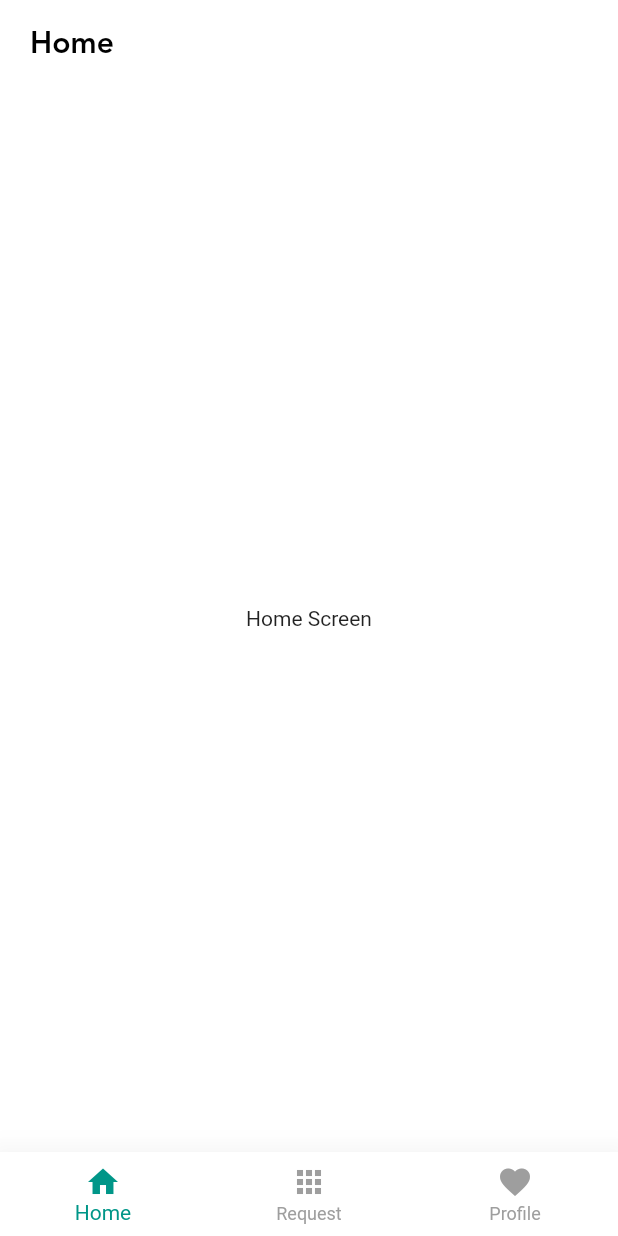
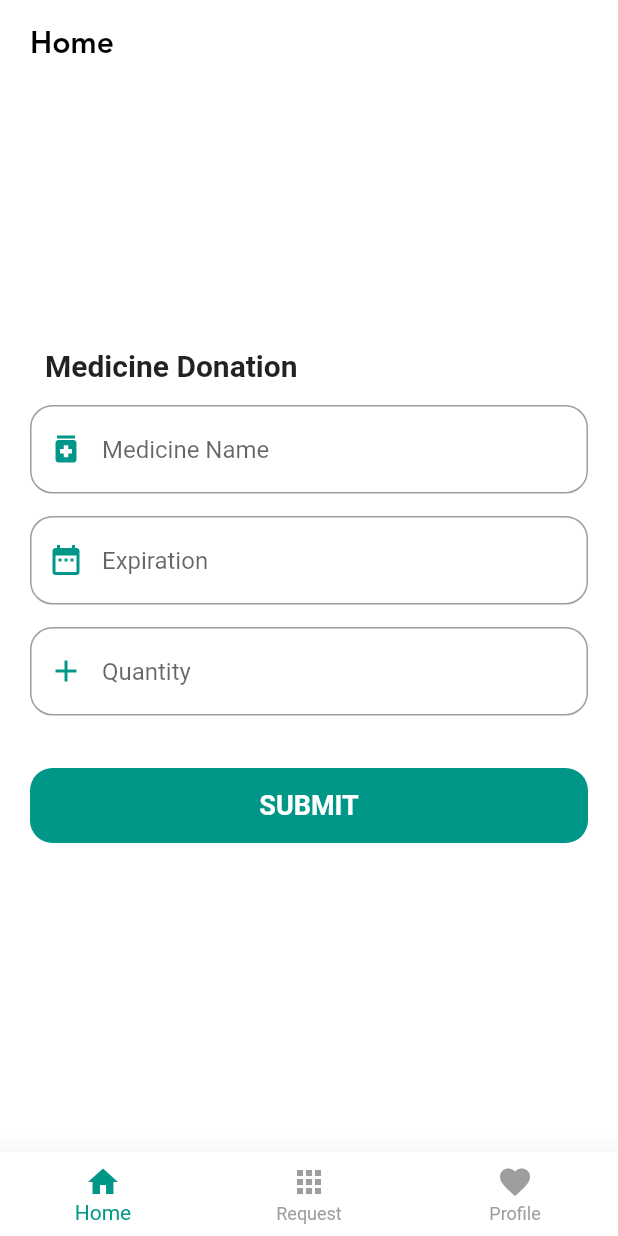
Before and after one commit to Mohamed-Mamoun/Dawak-3lyna, a Flutter app: the RegisterScreen screen opened directly, after a tap on "SIGN UP", on a phone screen of 412 x 824 dp. Run offline on Flutter 3.47's test engine with Material 2 defaults, Android fonts, the phone set to English and light mode, and no system bars; our stand-ins replace bloc, cloud_firestore, conditional_builder, firebase_auth, firebase_core, flutter_bloc and 3 more; accounts and stored records are empty.

Commit message:
add sharedPreferences & samoe change in doner

```diff
--- a/lib/layout/cubit/cubit.dart
+++ b/lib/layout/cubit/cubit.dart
@@ -1,4 +1,3 @@
-import 'package:bloc/bloc.dart';
 import 'package:dawak_3lyna/modules/%20%20request/request_screen.dart';
 
 import 'package:dawak_3lyna/modules/home/home_screen.dart';
@@ -18,7 +17,7 @@ class HomeCubit extends Cubit<HomeStates> {
   final auth = FirebaseAuth.instance;
 
   List<Widget> screens = [
-    const HomeScreen(),
+    HomeScreen(),
     const RequesrScreen(),
     const ProfileScreen()
   ];
@@ -35,22 +34,4 @@ class HomeCubit extends Cubit<HomeStates> {
     currentIndex = index;
     emit(ChangeBottomNavState());
   }
-  //List screens = [const Home(), const Profile(), NewRequest()];
-
-  // List<BottomNavigationBarItem> items = [
-  //   const BottomNavigationBarItem(
-  //       icon: Icon(Icons.home, size: 30, color: myColor), label: 'Home'),
-  //   const BottomNavigationBarItem(
-  //       icon: Icon(Icons.account_circle, size: 30, color: myColor),
-  //       label: 'Profile'),
-  //   const BottomNavigationBarItem(
-  //       icon: Icon(Icons.add, size: 40, color: myColor), label: 'New Request')
-  // ];
-
-  // int selectedindex = 0;
-
-  // setIndex(int index) {
-  //   selectedindex = index;
-  //   emit(NavState());
-  // }
 }
--- a/lib/modules/doner/register/register_screen.dart
+++ b/lib/modules/doner/register/register_screen.dart
@@ -140,21 +140,6 @@ class _RegisterScreenState extends State<RegisterScreen> {
                     ),
                   ),
                   const SizedBox(
-                    height: 15,
-                  ),
-                  ListTile(
-                    leading: const Text(
-                      'Prescription',
-                    ),
-                    trailing: IconButton(
-                      onPressed: () {},
-                      icon: const CircleAvatar(
-                        backgroundColor: Colors.white,
-                        child: Icon(Icons.camera_alt),
-                      ),
-                    ),
-                  ),
-                  const SizedBox(
                     height: 20,
                   ),
                   defaultButton(
--- a/lib/modules/home/home_screen.dart
+++ b/lib/modules/home/home_screen.dart
@@ -1,13 +1,116 @@
+import 'package:dawak_3lyna/shared/components/components.dart';
+import 'package:dawak_3lyna/shared/styles/colors.dart';
 import 'package:flutter/material.dart';
+import 'package:intl/intl.dart';
 
 class HomeScreen extends StatelessWidget {
-  const HomeScreen({Key key}) : super(key: key);
+  HomeScreen({Key key}) : super(key: key);
+  var formKey = GlobalKey<FormState>();
+  var dateController = TextEditingController();
+  var nameController = TextEditingController();
+  var quantityController = TextEditingController();
 
   @override
   Widget build(BuildContext context) {
     return Center(
-      child: Container(
-        child:  Text('Home Screen'),
+      child: SingleChildScrollView(
+        child: Padding(
+          padding: const EdgeInsets.all(20.0),
+          child: Form(
+            key: formKey,
+            child: Column(
+              crossAxisAlignment: CrossAxisAlignment.start,
+              children: [
+                const Text(
+                  '  Medicine Donation',
+                  style: TextStyle(
+                    fontSize: 20,
+                    fontWeight: FontWeight.w700,
+                  ),
+                ),
+                const SizedBox(
+                  height: 15.0,
+                ),
+                defaultFormField(
+                  controller: nameController,
+                  hint: 'Medicine Name',
+                  type: TextInputType.text,
+                  prefix: Icons.medication,
+                  isReadOnly: false,
+                  validate: (String valaue) {
+                    if (valaue.isEmpty) {
+                      return 'please enter your Medicine Name';
+                    }
+                  },
+                ),
+                const SizedBox(
+                  height: 15.0,
+                ),
+                defaultFormField(
+                  controller: dateController,
+                  hint: 'Expiration',
+                  type: TextInputType.text,
+                  prefix: Icons.date_range,
+                  isReadOnly: false,
+                  validate: (String valaue) {
+                    if (valaue.isEmpty) {
+                      return 'please enter your Expiration';
+                    }
+                  },
+                  onTap: () {
+                    showDatePicker(
+                      context: context,
+                      initialDate: DateTime.now(),
+                      firstDate: DateTime.now(),
+                      lastDate: DateTime.parse('2050-11-03'),
+                    ).then((value) => {
+                          // dateController.text = value.
+                          print(DateFormat.yMMMd().format(value)),
+                          dateController.text =
+                              DateFormat.yMMMd().format(value),
+                        });
+                    ;
+                  },
+                ),
+                const SizedBox(
+                  height: 15.0,
+                ),
+                defaultFormField(
+                  controller: quantityController,
+                  hint: 'Quantity',
+                  type: TextInputType.number,
+                  prefix: Icons.add,
+                  isReadOnly: false,
+                  validate: (String valaue) {
+                    if (valaue.isEmpty) {
+                      return 'please enter your Quantity';
+                    }
+                  },
+                ),
+                const SizedBox(
+                  height: 15.0,
+                ),
+                const SizedBox(
+                  height: 20.0,
+                ),
+                defaultButton(
+                  background: myColor,
+                  radius: 15.0,
+                  function: () {
+                    if (formKey.currentState.validate()) {}
+                  },
+                  text: 'submit',
+                ),
+                const SizedBox(
+                  height: 15.0,
+                ),
+                const SizedBox(
+                  height: 15.0,
+                ),
+              ],
+            ),
+          ),
+        ),
       ),
     );
   }
--- a/pubspec.yaml
+++ b/pubspec.yaml
@@ -39,6 +39,7 @@ dependencies:
   flutter_bloc: ^8.0.0
   smooth_page_indicator: ^0.2.0
   conditional_builder: ^1.0.2
+  shared_preferences: ^2.0.6
   fluttertoast: ^8.0.8
   firebase_core: ^1.10.0
   firebase_auth: ^3.2.0
```
Also changed, not shown: lib/main.dart (+14 -0 lines), lib/models/user_model.dart (added, +39 -0 lines), lib/modules/Patient/New Request/newRequest.dart (+14 -11 lines), lib/modules/doner/login/login_screen.dart (+33 -17 lines), lib/shared/components/constants.dart (+14 -0 lines), lib/shared/network/local/cache_helper.dart (added, +43 -0 lines), pubspec.lock.
